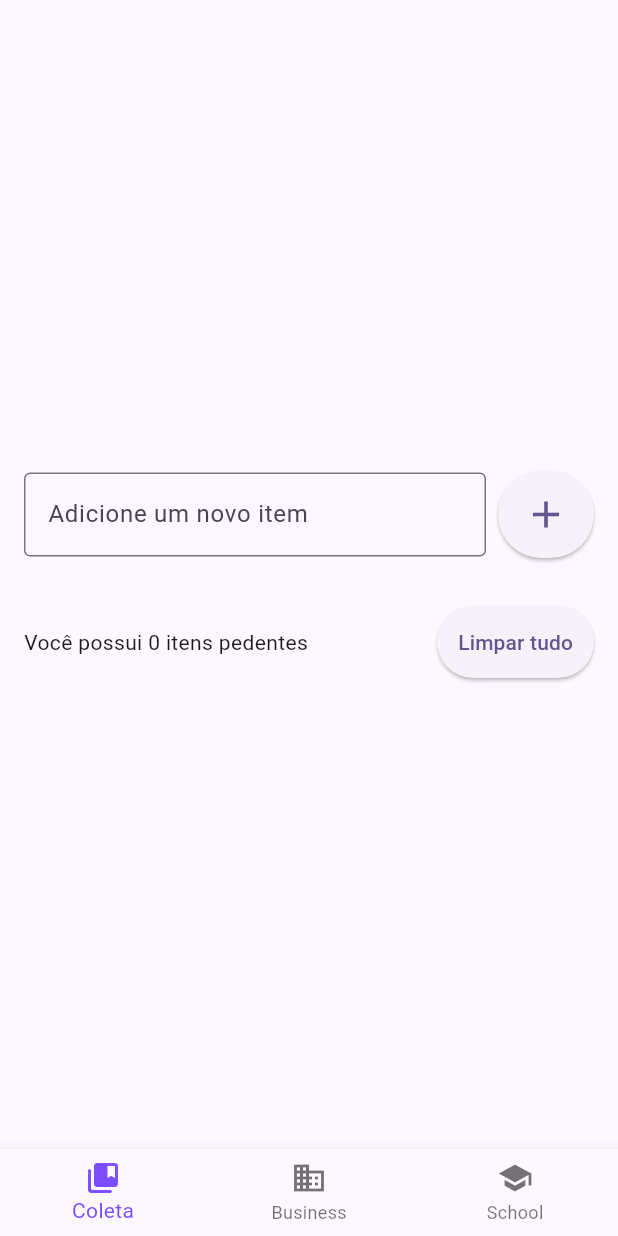
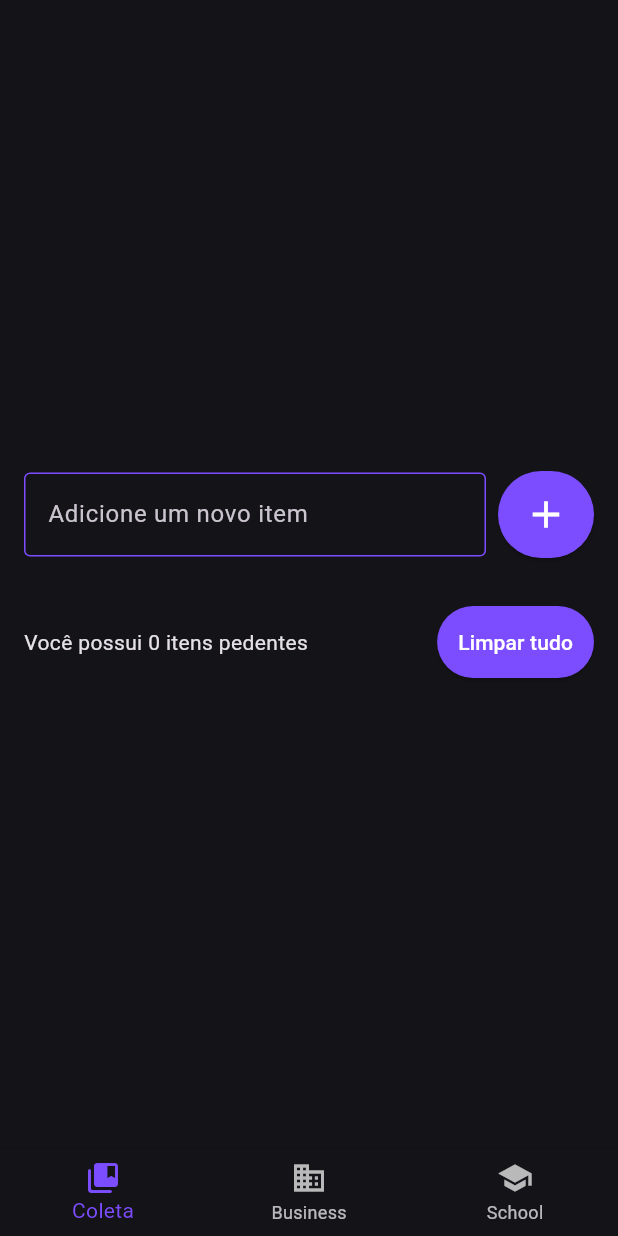
Before and after one commit to BrenoAugustoComandolli/gtd_app, a Flutter app: the screen it shows after launch, on a phone screen of 412 x 824 dp. Run offline on Flutter 3.47's test engine with Material 3 defaults, Android fonts, the phone set to English and light mode, and no system bars; our stand-ins replace flutter_slidable, shared_preferences.

Commit message:
#0003 - Lista de coleta

```diff
--- a/lib/consts/app_mgs_consts.dart
+++ b/lib/consts/app_mgs_consts.dart
@@ -3,7 +3,7 @@ class AppMgsConsts {
   static const String titleColetaPage = 'Coleta';
   static const String labelCampoNovo = 'Adicione um novo item';
   static const String hintCampoNovo = 'Ex. limpar o quarto';
-  static const String msgDescriaoObrigatoria = 'A descrição não pode ser vazia!';
+  static const String msgDescriaoObrigatoria = 'Descrição não pode ser vazia!';
   static const String labelBotaoCancelar = 'Cancelar';
   static const String labelBotaoLimparTudo = 'Limpar tudo';
   static const String titleLimpaTudo = 'Limpar tudo?';
--- a/lib/main.dart
+++ b/lib/main.dart
@@ -18,7 +18,7 @@ class AppWidget extends StatelessWidget {
       title: AppMgsConsts.title,
       theme: ThemeDataClaro().data(),
       darkTheme: ThemeDataEscuro().data(),
-      themeMode: ThemeMode.light,
+      themeMode: ThemeMode.dark,
       home: const HomePage(),
     );
   }
--- a/lib/pages/coleta/coleta_page.dart
+++ b/lib/pages/coleta/coleta_page.dart
@@ -182,13 +182,9 @@ class _CampoDescricaoWidget extends StatelessWidget {
       child: TextField(
         controller: controller,
         decoration: InputDecoration(
-          border: const OutlineInputBorder(),
           labelText: AppMgsConsts.labelCampoNovo,
           hintText: AppMgsConsts.hintCampoNovo,
           errorText: errorText,
-          focusedBorder: const OutlineInputBorder(
-            borderSide: BorderSide(width: 2),
-          ),
         ),
       ),
     );
--- a/lib/pages/coleta/widgets/coisas_item_widget.dart
+++ b/lib/pages/coleta/widgets/coisas_item_widget.dart
@@ -2,6 +2,7 @@ import 'package:flutter/material.dart';
 import 'package:flutter_slidable/flutter_slidable.dart';
 import 'package:gtd_app/consts/app_mgs_consts.dart';
 import 'package:gtd_app/models/coisa_model.dart';
+import 'package:gtd_app/visual/cores_sistema.dart';
 import 'package:intl/intl.dart';
 
 class CoisasItemWidget extends StatelessWidget {
@@ -34,7 +35,7 @@ class CoisasItemWidget extends StatelessWidget {
         child: Container(
           decoration: BoxDecoration(
             borderRadius: BorderRadius.circular(4),
-            color: Colors.grey[200],
+            color: CoresSistema.primaryColor.withOpacity(0.30),
           ),
           padding: const EdgeInsets.all(16),
           child: _ConteudoCoisaWidget(
--- a/lib/visual/theme_data_claro.dart
+++ b/lib/visual/theme_data_claro.dart
@@ -31,6 +31,36 @@ class ThemeDataClaro implements IThemeData {
         ),
       ),
       cardColor: CoresSistema.primaryColor,
+      elevatedButtonTheme: const ElevatedButtonThemeData(
+        style: ButtonStyle(
+          iconColor: WidgetStatePropertyAll(Colors.white),
+          foregroundColor: WidgetStatePropertyAll(Colors.white),
+          backgroundColor: WidgetStatePropertyAll(
+            CoresSistema.primaryColor,
+          ),
+        ),
+      ),
+      inputDecorationTheme: const InputDecorationTheme(
+        enabledBorder: OutlineInputBorder(
+          borderSide: BorderSide(color: CoresSistema.primaryColor),
+        ),
+        focusedBorder: OutlineInputBorder(
+          borderSide: BorderSide(color: CoresSistema.primaryColor, width: 2),
+        ),
+        border: OutlineInputBorder(
+          borderSide: BorderSide(color: CoresSistema.primaryColor),
+        ),
+      ),
+      textButtonTheme: const TextButtonThemeData(
+        style: ButtonStyle(
+          backgroundColor: WidgetStatePropertyAll(
+            CoresSistema.primaryColor,
+          ),
+          foregroundColor: WidgetStatePropertyAll(
+            Colors.white,
+          ),
+        ),
+      ),
       textTheme: const TextTheme(
         titleMedium: TextStyle(
           color: Colors.white,
--- a/lib/visual/theme_data_escuro.dart
+++ b/lib/visual/theme_data_escuro.dart
@@ -14,13 +14,7 @@ class ThemeDataEscuro implements IThemeData {
       appBarTheme: const AppBarTheme(
         backgroundColor: CoresSistema.primaryColor,
         titleTextStyle: TextStyle(
-          color: Colors.black,
-          fontSize: 20,
-        ),
-      ),
-      textTheme: const TextTheme(
-        titleMedium: TextStyle(
-          color: Colors.black,
+          color: Colors.white, // Mudança para branco, compatível com fundo escuro
           fontSize: 20,
         ),
       ),
@@ -32,13 +26,49 @@ class ThemeDataEscuro implements IThemeData {
                 Radius.circular(7),
               ),
               side: BorderSide(
-                color: Colors.white,
+                color: Colors.white, // Manter cor branca para contraste
               ),
             ),
           ),
         ),
       ),
       cardColor: CoresSistema.primaryColor,
+      elevatedButtonTheme: const ElevatedButtonThemeData(
+        style: ButtonStyle(
+          iconColor: WidgetStatePropertyAll(Colors.white),
+          foregroundColor: WidgetStatePropertyAll(Colors.white),
+          backgroundColor: WidgetStatePropertyAll(
+            CoresSistema.primaryColor,
+          ),
+        ),
+      ),
+      inputDecorationTheme: const InputDecorationTheme(
+        enabledBorder: OutlineInputBorder(
+          borderSide: BorderSide(color: CoresSistema.primaryColor),
+        ),
+        focusedBorder: OutlineInputBorder(
+          borderSide: BorderSide(color: CoresSistema.primaryColor, width: 2),
+        ),
+        border: OutlineInputBorder(
+          borderSide: BorderSide(color: CoresSistema.primaryColor),
+        ),
+      ),
+      textButtonTheme: const TextButtonThemeData(
+        style: ButtonStyle(
+          backgroundColor: WidgetStatePropertyAll(
+            CoresSistema.primaryColor,
+          ),
+          foregroundColor: WidgetStatePropertyAll(
+            Colors.white,
+          ),
+        ),
+      ),
+      textTheme: const TextTheme(
+        titleMedium: TextStyle(
+          color: Colors.white, // Mudança para branco, compatível com fundo escuro
+          fontSize: 20,
+        ),
+      ),
       useMaterial3: true,
     );
   }
```
